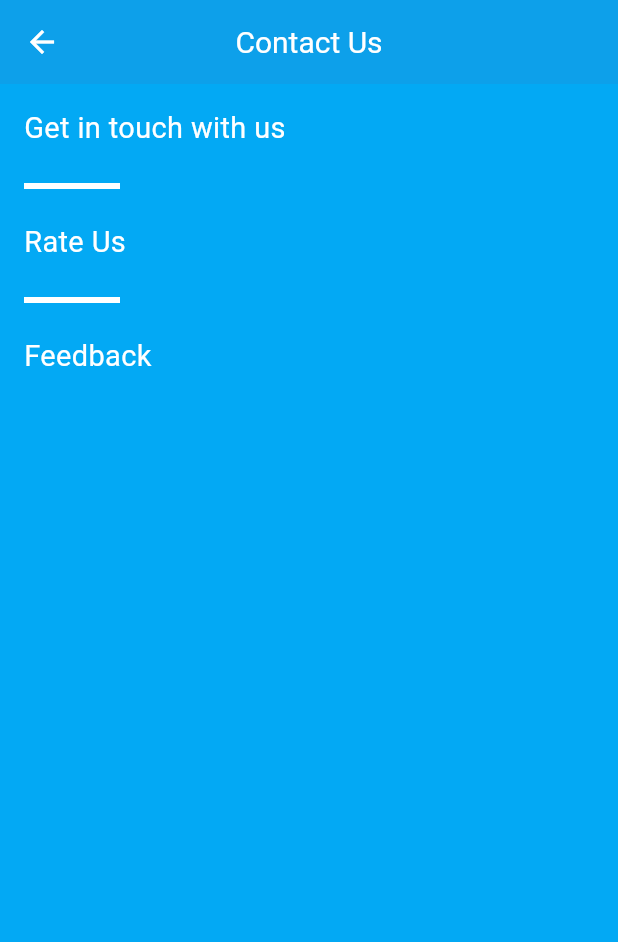
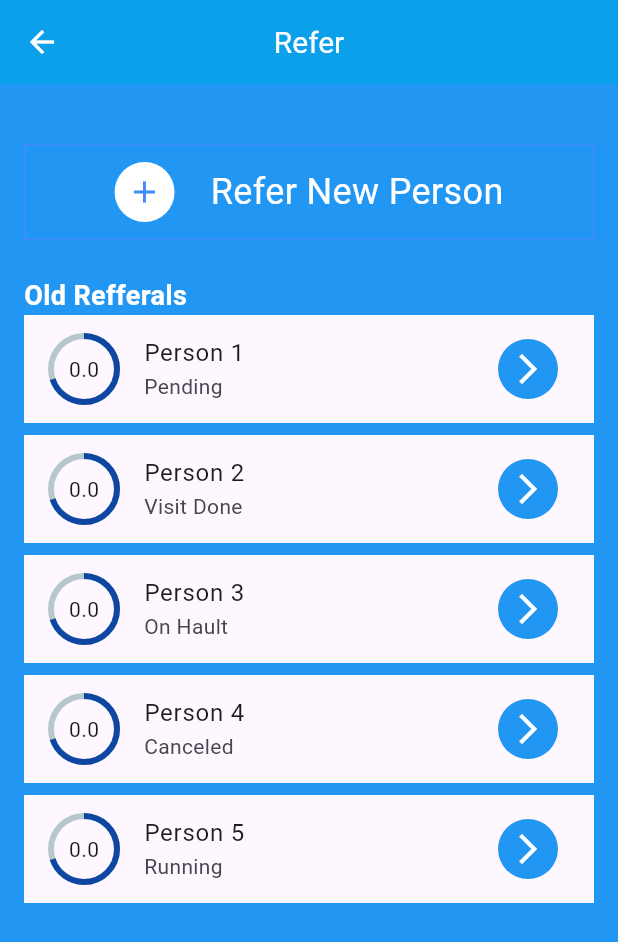
Before and after one commit to sanjayvramani/tbreeapp, a Flutter app: the DashboardPage screen opened directly, item 3 of the bottom bar chosen, on a phone screen of 412 x 824 dp. Shown: the top 942 px of the screen. Run offline on Flutter 3.47's test engine with Material 3 defaults, Android fonts, the phone set to English and light mode, and no system bars; drawn by our look-alikes of percent_indicator; our stand-ins replace carousel_slider, flutter_mobx, get_it, mobx, responsive_sizer; generated files the repository leaves out were written again.

Commit message:
rewards and refer page added

```diff
--- a/lib/features/dashboard/dashboard_page.dart
+++ b/lib/features/dashboard/dashboard_page.dart
@@ -6,7 +6,10 @@ import 'package:tbreeapp/features/contact_us/contact_us_page.dart';
 import 'package:tbreeapp/features/elite_program/elite_program_widget.dart';
 import 'package:tbreeapp/features/gifts/gifts_page.dart';
 import 'package:tbreeapp/features/project/project_page.dart';
+import 'package:tbreeapp/features/refer/refer_page.dart';
+import 'package:tbreeapp/features/reward/reward_page.dart';
 import 'package:tbreeapp/features/setting_page/setting_page.dart';
+import 'package:tbreeapp/features/special_day/special_day_page.dart';
 import 'package:tbreeapp/features/support_page/support_page.dart';
 import 'package:tbreeapp/services/navigator_service.dart';
 
@@ -122,6 +125,10 @@ class _DashboardPageState extends State<DashboardPage> {
                       else if(index==1)
                       {
                         locator<NavigatorService>().navigatePush(widget: const EliteProgramPage());
+                      }
+                      else if(index==2)
+                      {
+                        locator<NavigatorService>().navigatePush(widget: const SpecialDayPage());
                       }
                       else if(index==3)
                       {
@@ -241,17 +248,21 @@ class _DashboardPageState extends State<DashboardPage> {
       bottomNavigationBar: BottomNavigationBar(
         currentIndex: _currentIndex,
         onTap: (index){
-          if(index==4)
+          if(index==1)
           {
             locator<NavigatorService>().navigatePush(widget: const ChallengesPage());
           }
           else if(index==3)
           {
-            locator<NavigatorService>().navigatePush(widget: const SettingPage());
+            locator<NavigatorService>().navigatePush(widget: const RewardPage());
           }
           else if(index==2)
           {
-            locator<NavigatorService>().navigatePush(widget: const ContactUsPage());
+            locator<NavigatorService>().navigatePush(widget: const ReferPage());
+          }
+          else if(index==4)
+          {
+            locator<NavigatorService>().navigatePush(widget: const SettingPage());
           }
           else
           {
@@ -265,10 +276,10 @@ class _DashboardPageState extends State<DashboardPage> {
         },
         items: const [
           BottomNavigationBarItem(icon: Icon(Icons.home), label: 'Home'),
-          BottomNavigationBarItem(icon: Icon(Icons.search), label: 'Search'),
-          BottomNavigationBarItem(icon: Icon(Icons.person), label: 'Profile'),
-          BottomNavigationBarItem(icon: Icon(Icons.settings), label: 'Setting'),
-          BottomNavigationBarItem(icon: Icon(Icons.monetization_on_sharp), label: 'Challenge'),
+          BottomNavigationBarItem(icon: Icon(Icons.search), label: 'Challenge'),
+          BottomNavigationBarItem(icon: Icon(Icons.person), label: 'Referral'),
+          BottomNavigationBarItem(icon: Icon(Icons.settings), label: 'Rewards'),
+          BottomNavigationBarItem(icon: Icon(Icons.monetization_on_sharp), label: 'More'),
 
         ],
       ),
--- /dev/null
+++ b/lib/features/refer/model/refer_person_model.dart
@@ -0,0 +1,8 @@
+class ReferPersonModel
+{
+  final String name;
+  final String status;
+  final double percentage;
+
+  ReferPersonModel({required this.name, required this.status, required this.percentage});
+}
--- /dev/null
+++ b/lib/features/refer/refer_page.dart
@@ -0,0 +1,88 @@
+import 'package:flutter/material.dart';
+import 'package:flutter/widgets.dart';
+import 'package:responsive_sizer/responsive_sizer.dart';
+import 'package:tbreeapp/features/refer/widget/refer_person_widget.dart';
+
+import 'model/refer_person_model.dart';
+
+class ReferPage extends StatefulWidget {
+  const ReferPage({super.key});
+
+  @override
+  State<ReferPage> createState() => _ReferPageState();
+}
+
+class _ReferPageState extends State<ReferPage> {
+
+
+  final List<ReferPersonModel> lstPerson = [
+    ReferPersonModel(name: 'Person 1', status: 'Pending', percentage: 0.0),
+    ReferPersonModel(name: 'Person 2', status: 'Visit Done', percentage: 0.0),
+    ReferPersonModel(name: 'Person 3', status: 'On Hault', percentage: 0.0),
+    ReferPersonModel(name: 'Person 4', status: 'Canceled', percentage: 0.0),
+    ReferPersonModel(name: 'Person 5', status: 'Running', percentage: 0.0)
+  ];
+
+  @override
+  Widget build(BuildContext context) {
+     return Scaffold(
+      backgroundColor: Colors.blue,
+      appBar: AppBar(
+        title: const Text('Refer'),
+      ),
+      body: Padding(padding: const EdgeInsets.all(16.0),
+      child: Column(
+        crossAxisAlignment: CrossAxisAlignment.start,
+        children: [
+          Padding(padding: const EdgeInsets.symmetric(vertical: 24.0),
+          child: SizedBox(
+            height: 64.0,
+            child: Container(
+              decoration: BoxDecoration(
+                color: Colors.blue,
+                border: Border.all(
+                  color: Colors.blueAccent
+                )
+              ),
+              child:  const Center(
+                child: Row(
+                  mainAxisSize: MainAxisSize.min,
+                  children: [
+                    CircleAvatar(
+                      backgroundColor: Colors.white,
+                      foregroundColor: Colors.blueAccent,
+                      child: Icon(Icons.add),
+                    ),
+                    SizedBox(width: 24.0,),
+                    Text('Refer New Person',
+                    style: TextStyle(
+                      fontSize: 24.0,
+                      color: Colors.white
+                    ),)
+                  ],
+                ),
+              ),
+            ),
+          ),),
+          const Text('Old Refferals',
+           style: TextStyle(
+                      fontSize: 18.0,
+                      color: Colors.white,
+                      fontWeight: FontWeight.w600
+                    ),),
+           Expanded(
+             child: ListView.builder(
+              //shrinkWrap: true,
+              itemCount: lstPerson.length,
+              itemBuilder: (_,index){
+                return Padding(
+                  padding: const EdgeInsets.only(bottom:8.0),
+                  child: ReferPersonWidget(model: lstPerson[index]),
+                );
+              }),
+           )
+        ],
+      ),),
+    );
+  }
+}
--- /dev/null
+++ b/lib/features/refer/widget/refer_person_widget.dart
@@ -0,0 +1,35 @@
+import 'package:flutter/material.dart';
+import 'package:percent_indicator/percent_indicator.dart';
+import 'package:tbreeapp/features/refer/model/refer_person_model.dart';
+
+class ReferPersonWidget extends StatelessWidget {
+  final ReferPersonModel model;
+  const ReferPersonWidget({super.key,required this.model});
+
+  @override
+  Widget build(BuildContext context) {
+    return Material(
+        child: ListTile(
+          leading: SizedBox(
+          height: 48.0,
+          width: 48.0,
+          child: CircularPercentIndicator(
+              radius: 24.0,
+              lineWidth: 4.0,
+              animation: true,
+              percent: 0.7,
+              center: Text(model.percentage.toString()),
+              progressColor: Colors.blue.shade900,
+            ),
+          ),
+          title: Text(model.name),
+          subtitle: Text(model.status),
+          trailing:  const CircleAvatar(
+          backgroundColor: Colors.blue,
+          foregroundColor: Colors.white,
+          child: Icon(Icons.arrow_forward_ios),
+          ),
+        ),
+      );
+  }
+}
--- /dev/null
+++ b/lib/features/reward/reward_page.dart
@@ -0,0 +1,17 @@
+import 'package:flutter/material.dart';
+
+class RewardPage extends StatelessWidget {
+  const RewardPage({super.key});
+
+  @override
+  Widget build(BuildContext context) {
+    return Scaffold(
+      backgroundColor: Colors.white,
+      appBar: AppBar(
+        title: const Text('Rewards'),
+      ),
+      body: Padding(padding: const EdgeInsets.all(16.0),
+      child: Container(),),
+    );
+  }
+}
--- a/lib/features/support_page/support_section_two_widget.dart
+++ b/lib/features/support_page/support_section_two_widget.dart
@@ -2,9 +2,7 @@ import 'package:flutter/material.dart';
 import 'package:responsive_sizer/responsive_sizer.dart';
 import 'package:tbreeapp/features/support_page/support_chat_page.dart';
 import 'package:tbreeapp/services/navigator_service.dart';
-
 import '../../services/locator_service.dart';
-import 'mobx/support_page_mobx.dart';
 import 'widget/section_item_widget.dart';
 
 class SupportSectionTwoWidget extends StatefulWidget {
@@ -17,7 +15,7 @@ class SupportSectionTwoWidget extends StatefulWidget {
 
 class _SupportSectionTwoWidgetState extends State<SupportSectionTwoWidget> {
 
-  final SupportPageMobx _supportPageMobx = locator<SupportPageMobx>();
+ // final SupportPageMobx _supportPageMobx = locator<SupportPageMobx>();
 
   @override
   Widget build(BuildContext context) {
--- a/pubspec.yaml
+++ b/pubspec.yaml
@@ -40,6 +40,7 @@ dependencies:
   mobx: ^2.3.3+1
   flutter_mobx: ^2.2.1+1
   carousel_slider: ^4.2.1
+  percent_indicator: ^4.2.3
 
 dev_dependencies:
   flutter_test:
```
Also changed, not shown: lib/features/myapp/my_app.dart (+4 -4 lines), pubspec.lock.
